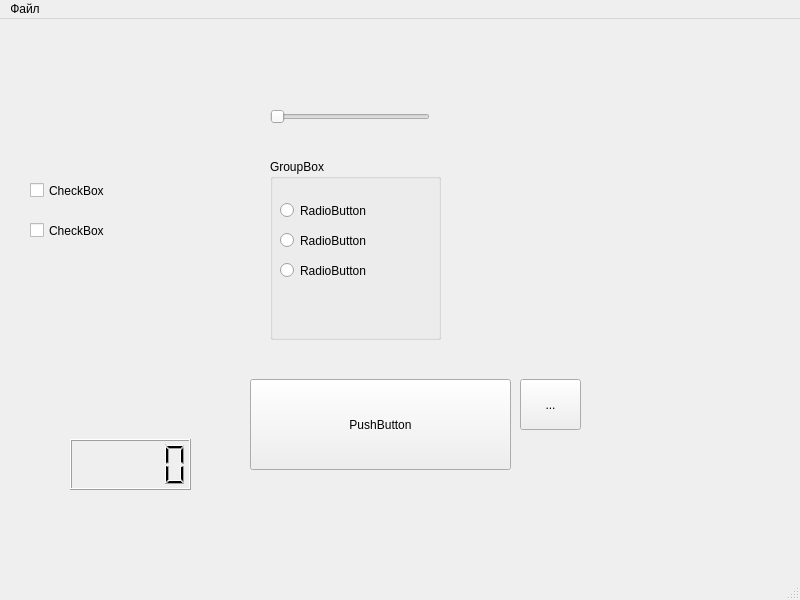
This is testWindow.ui in AtheistATT/Qt6-education as Qt 5 draws it before an edit. The edited form follows.
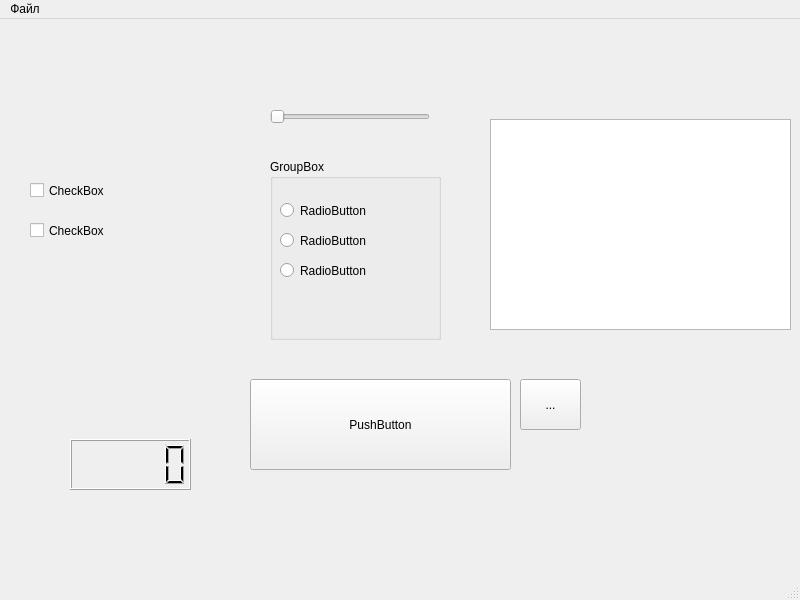
This is the edited form.

Commit message: Незначительные правки

What changed in the file:
```diff
--- a/testWindow.ui
+++ b/testWindow.ui
@@ -141,6 +141,16 @@
      </rect>
     </property>
    </widget>
+   <widget class="QTableView" name="tableView">
+    <property name="geometry">
+     <rect>
+      <x>490</x>
+      <y>100</y>
+      <width>301</width>
+      <height>211</height>
+     </rect>
+    </property>
+   </widget>
   </widget>
   <widget class="QMenuBar" name="menubar">
    <property name="geometry">
```
